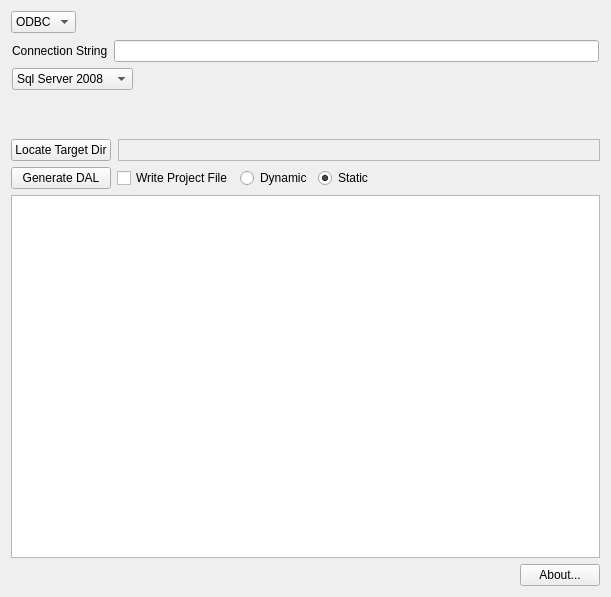
Qt form QTSqlGen.ui (amreisa/QSQLGenerator) before a commit.
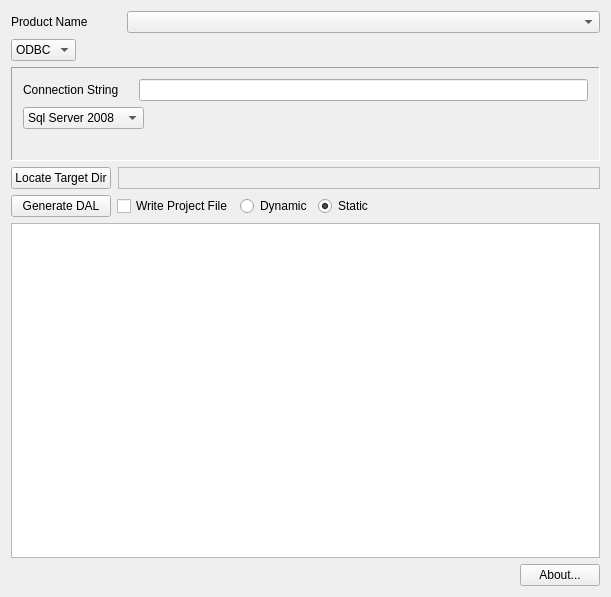
The same form after that commit. The open tabs and pages were chosen to show the change. Icons and pictures are not drawn.

```diff
--- a/QTSqlGen.ui
+++ b/QTSqlGen.ui
@@ -17,6 +17,32 @@
     <normaloff>:/templates/Resources/QTSqlGen.png</normaloff>:/templates/Resources/QTSqlGen.png</iconset>
   </property>
   <layout class="QVBoxLayout" name="verticalLayout" >
+   <item>
+    <layout class="QHBoxLayout" name="horizontalLayout_8" >
+     <item>
+      <widget class="QLabel" name="label_2" >
+       <property name="minimumSize" >
+        <size>
+         <width>110</width>
+         <height>0</height>
+        </size>
+       </property>
+       <property name="maximumSize" >
+        <size>
+         <width>110</width>
+         <height>16777215</height>
+        </size>
+       </property>
+       <property name="text" >
+        <string>Product Name</string>
+       </property>
+      </widget>
+     </item>
+     <item>
+      <widget class="QComboBox" name="_productNames" />
+     </item>
+    </layout>
+   </item>
    <item>
     <layout class="QHBoxLayout" name="horizontalLayout_2" >
      <item>
@@ -56,21 +82,33 @@
        <height>94</height>
       </size>
      </property>
+     <property name="frameShape" >
+      <enum>QFrame::Panel</enum>
+     </property>
+     <property name="frameShadow" >
+      <enum>QFrame::Sunken</enum>
+     </property>
      <property name="currentIndex" >
       <number>1</number>
      </property>
      <widget class="QWidget" name="_odbcPage" >
       <layout class="QVBoxLayout" name="verticalLayout_2" >
-       <property name="spacing" >
-        <number>6</number>
-       </property>
-       <property name="margin" >
-        <number>1</number>
-       </property>
        <item>
         <layout class="QHBoxLayout" name="horizontalLayout_4" >
          <item>
           <widget class="QLabel" name="label" >
+           <property name="minimumSize" >
+            <size>
+             <width>110</width>
+             <height>0</height>
+            </size>
+           </property>
+           <property name="maximumSize" >
+            <size>
+             <width>110</width>
+             <height>16777215</height>
+            </size>
+           </property>
            <property name="text" >
             <string>Connection String</string>
            </property>
```
Left out of the diff: 2 changed lines with no effect on the pictures.
